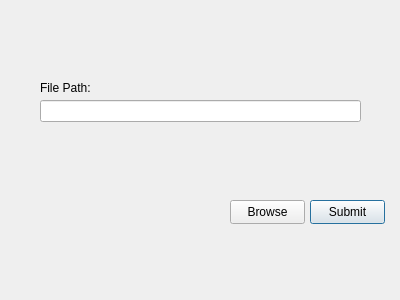
Qt form ui/secondWindow.ui (BibekTripathy/PlantCareApp) before a commit.
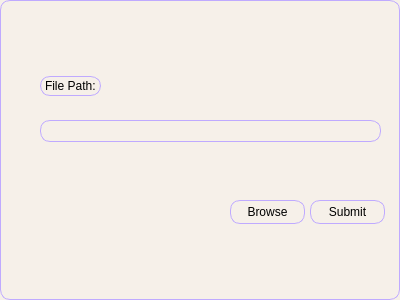
The same form after that commit.

Commit message: Added a new dialog window for editing plant details and created a basic themeing

```diff
--- a/ui/secondWindow.ui
+++ b/ui/secondWindow.ui
@@ -13,13 +13,19 @@
   <property name="windowTitle">
    <string>Dialog</string>
   </property>
+  <property name="styleSheet">
+   <string notr="true">background-color: #f6f0e9;
+border: 1px solid #bfaaff;
+border-radius: 10px;
+padding: 1px;</string>
+  </property>
   <widget class="QLabel" name="FP_Label">
    <property name="geometry">
     <rect>
      <x>40</x>
-     <y>80</y>
+     <y>76</y>
      <width>61</width>
-     <height>16</height>
+     <height>20</height>
     </rect>
    </property>
    <property name="text">
@@ -56,8 +62,8 @@
    <property name="geometry">
     <rect>
      <x>40</x>
-     <y>100</y>
-     <width>321</width>
+     <y>120</y>
+     <width>341</width>
      <height>22</height>
     </rect>
    </property>
```
The commit also changes 7 other files.
